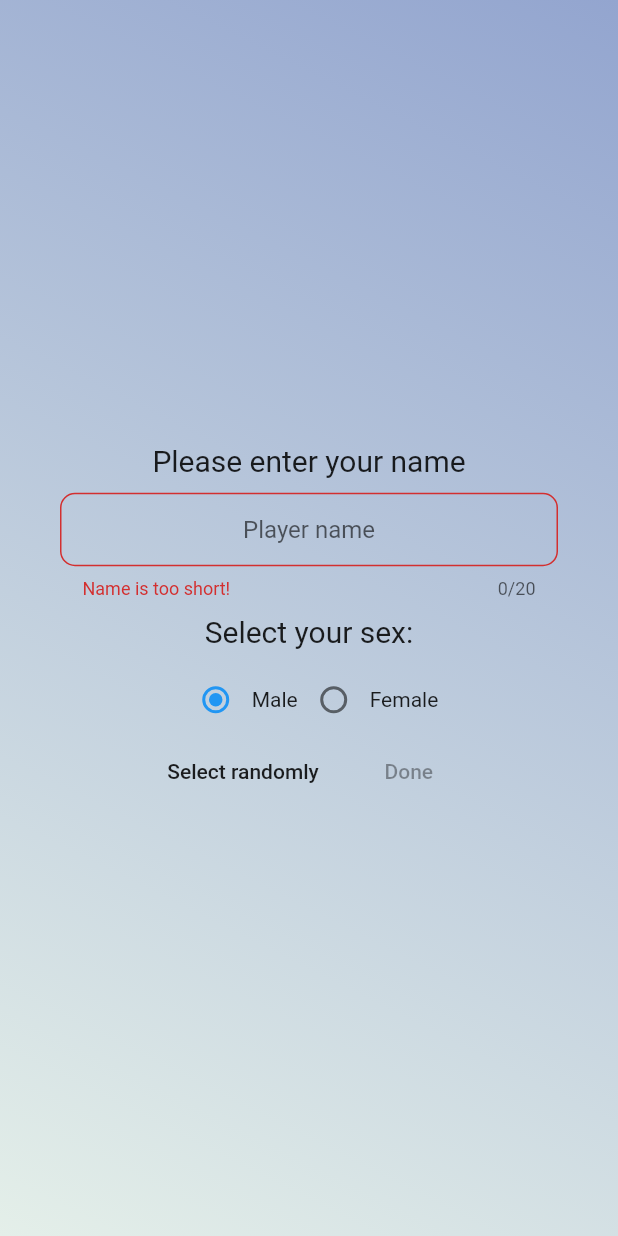
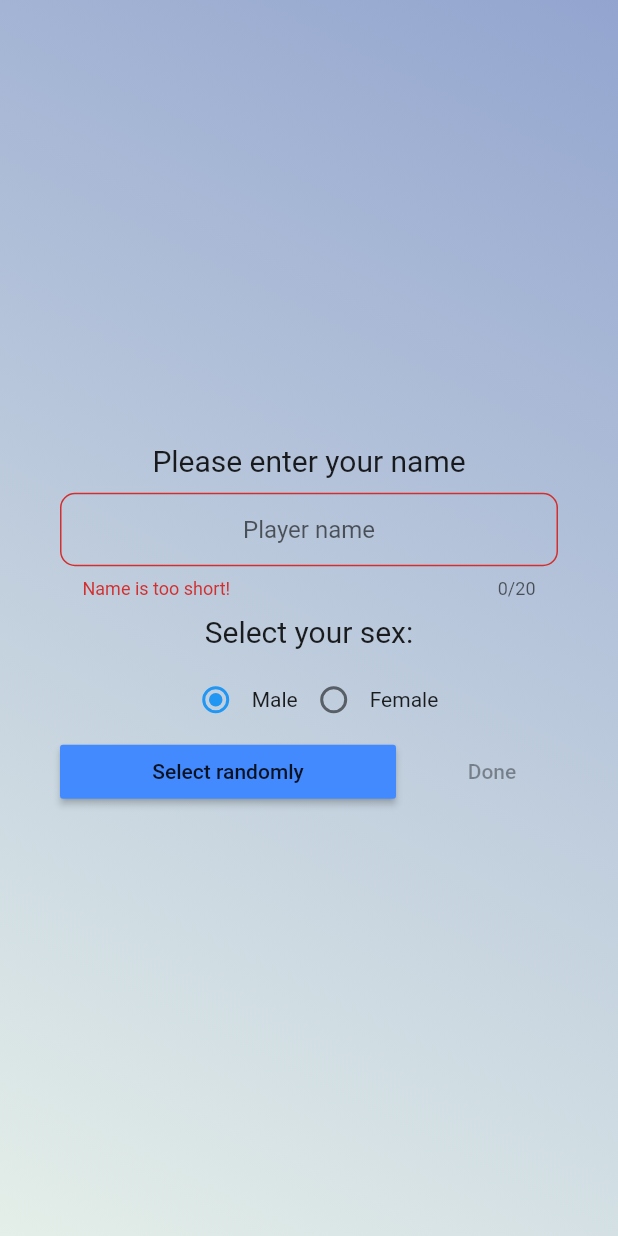
Before and after one commit to paulkastel/pap_rock_app, a Flutter app: the screen it shows after launch, after a tap on "Select randomly", on a phone screen of 412 x 824 dp. Run offline on Flutter 3.47's test engine with Material 2 defaults, Android fonts, the phone set to English and light mode, and no system bars.

Commit message:
Buttons styled-up

```diff
--- a/pap_rock_app/lib/View/LoginPageView.dart
+++ b/pap_rock_app/lib/View/LoginPageView.dart
@@ -123,20 +123,29 @@ class LoginPageView extends LoginPageState {
                     ],
                   ),
                 ),
-                Row(
-                  mainAxisAlignment: MainAxisAlignment.center,
+                Padding(
+                  padding: const EdgeInsets.only(left: 40.0, right: 40.0),
+                  child: Row(
                     children: <Widget>[
-                    MaterialButton(
+                      Expanded(
+                        child: MaterialButton(
+                          color: Colors.blueAccent,
                           child: Text("Select randomly"),
                           onPressed: () {
                             print("generate random hero");
                           },
                         ),
+                      ),
+                      SizedBox(
+                        width: 20,
+                      ),
                       MaterialButton(
+                        color: Colors.green,
                         child: Text("Done"),
                         onPressed: _isTextFormCorrect ? createNewPlayer : null,
                       ),
                     ],
+                  ),
                 )
               ],
             ),
```
Lines whose indentation alone changed are shown as unchanged.
